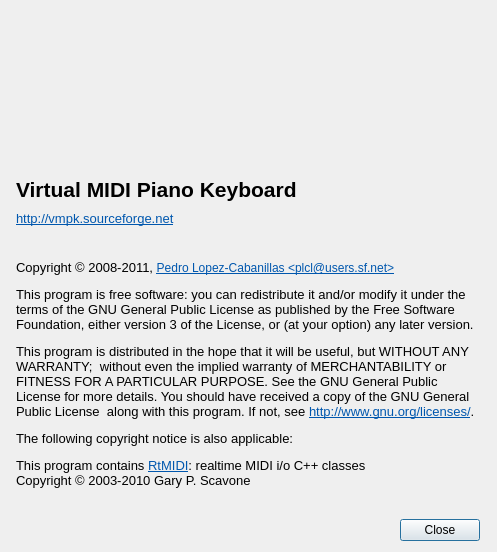
Before: the Qt Designer form trunk/src/about.ui in svn2github/vmpk, drawn with Qt 5.
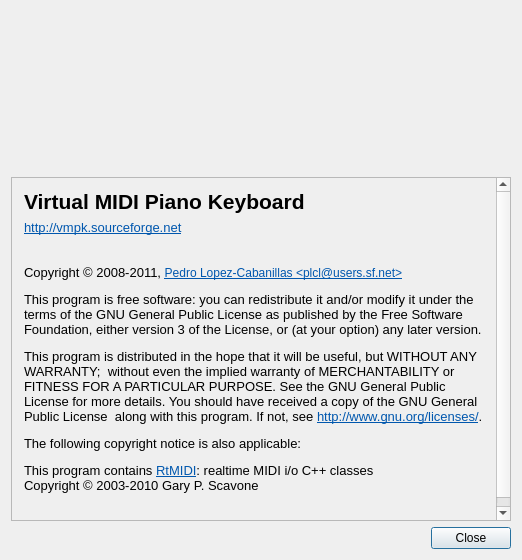
After: the same form once the commit is applied. Icons and pictures are not drawn.

Patch:
```diff
--- a/trunk/src/about.ui
+++ b/trunk/src/about.ui
@@ -23,8 +23,8 @@
    <rect>
     <x>0</x>
     <y>0</y>
-    <width>497</width>
-    <height>552</height>
+    <width>512</width>
+    <height>560</height>
    </rect>
   </property>
   <property name="windowTitle">
@@ -34,8 +34,13 @@
    <iconset resource="../data/vmpk.qrc">
     <normaloff>:/vpiano/vmpk_32x32.png</normaloff>:/vpiano/vmpk_32x32.png</iconset>
   </property>
-  <layout class="QGridLayout">
-   <item row="0" column="0">
+  <layout class="QVBoxLayout" name="verticalLayout">
+   <item>
+    <layout class="QHBoxLayout" name="horizontalLayout">
+     <property name="sizeConstraint">
+      <enum>QLayout::SetMinimumSize</enum>
+     </property>
+     <item>
     <widget class="QLabel" name="labelIcon">
      <property name="sizePolicy">
       <sizepolicy hsizetype="Fixed" vsizetype="Fixed">
@@ -72,17 +77,17 @@
      </property>
     </widget>
    </item>
-   <item row="0" column="1">
+     <item>
     <widget class="QLabel" name="labelVersion">
      <property name="sizePolicy">
-      <sizepolicy hsizetype="Fixed" vsizetype="Fixed">
+        <sizepolicy hsizetype="Expanding" vsizetype="Fixed">
        <horstretch>0</horstretch>
        <verstretch>0</verstretch>
       </sizepolicy>
      </property>
      <property name="minimumSize">
       <size>
-       <width>260</width>
+         <width>280</width>
        <height>160</height>
       </size>
      </property>
@@ -100,7 +105,30 @@
      </property>
     </widget>
    </item>
-   <item row="1" column="0" colspan="2">
+    </layout>
+   </item>
+   <item>
+    <widget class="QScrollArea" name="scrollArea">
+     <property name="minimumSize">
+      <size>
+       <width>500</width>
+       <height>0</height>
+      </size>
+     </property>
+     <property name="widgetResizable">
+      <bool>true</bool>
+     </property>
+     <widget class="QWidget" name="scrollAreaWidgetContents">
+      <property name="geometry">
+       <rect>
+        <x>0</x>
+        <y>0</y>
+        <width>496</width>
+        <height>343</height>
+       </rect>
+      </property>
+      <layout class="QGridLayout" name="gridLayout">
+       <item row="0" column="0">
     <widget class="QLabel" name="labelName">
      <property name="text">
       <string>&lt;!DOCTYPE HTML PUBLIC &quot;-//W3C//DTD HTML 4.0//EN&quot; &quot;http://www.w3.org/TR/REC-html40/strict.dtd&quot;&gt;
@@ -111,7 +139,21 @@
      </property>
     </widget>
    </item>
-   <item row="3" column="0" colspan="2">
+       <item row="1" column="0">
+        <widget class="QLabel" name="label">
+         <property name="text">
+          <string>&lt;!DOCTYPE HTML PUBLIC &quot;-//W3C//DTD HTML 4.0//EN&quot; &quot;http://www.w3.org/TR/REC-html40/strict.dtd&quot;&gt;
+&lt;html&gt;&lt;head&gt;&lt;meta name=&quot;qrichtext&quot; content=&quot;1&quot; /&gt;&lt;style type=&quot;text/css&quot;&gt;
+p, li { white-space: pre-wrap; }
+&lt;/style&gt;&lt;/head&gt;&lt;body style=&quot; font-family:'Sans Serif'; font-size:10pt; font-weight:400; font-style:normal;&quot;&gt;
+&lt;p style=&quot; margin-top:0px; margin-bottom:0px; margin-left:0px; margin-right:0px; -qt-block-indent:0; text-indent:0px;&quot;&gt;&lt;a href=&quot;http://vmpk.sourceforge.net&quot;&gt;&lt;span style=&quot; text-decoration: underline; color:#0057ae;&quot;&gt;http://vmpk.sourceforge.net&lt;/span&gt;&lt;/a&gt;&lt;/p&gt;&lt;/body&gt;&lt;/html&gt;</string>
+         </property>
+         <property name="openExternalLinks">
+          <bool>true</bool>
+         </property>
+        </widget>
+       </item>
+       <item row="2" column="0">
     <widget class="QLabel" name="labelCopyright">
      <property name="sizePolicy">
       <sizepolicy hsizetype="Fixed" vsizetype="Fixed">
@@ -147,27 +189,17 @@
      </property>
     </widget>
    </item>
-   <item row="4" column="0" colspan="2">
+      </layout>
+     </widget>
+    </widget>
+   </item>
+   <item>
     <widget class="QDialogButtonBox" name="buttonBox">
      <property name="standardButtons">
       <set>QDialogButtonBox::Close</set>
      </property>
     </widget>
    </item>
-   <item row="2" column="0">
-    <widget class="QLabel" name="label">
-     <property name="text">
-      <string>&lt;!DOCTYPE HTML PUBLIC &quot;-//W3C//DTD HTML 4.0//EN&quot; &quot;http://www.w3.org/TR/REC-html40/strict.dtd&quot;&gt;
-&lt;html&gt;&lt;head&gt;&lt;meta name=&quot;qrichtext&quot; content=&quot;1&quot; /&gt;&lt;style type=&quot;text/css&quot;&gt;
-p, li { white-space: pre-wrap; }
-&lt;/style&gt;&lt;/head&gt;&lt;body style=&quot; font-family:'Sans Serif'; font-size:10pt; font-weight:400; font-style:normal;&quot;&gt;
-&lt;p style=&quot; margin-top:0px; margin-bottom:0px; margin-left:0px; margin-right:0px; -qt-block-indent:0; text-indent:0px;&quot;&gt;&lt;a href=&quot;http://vmpk.sourceforge.net&quot;&gt;&lt;span style=&quot; text-decoration: underline; color:#0057ae;&quot;&gt;http://vmpk.sourceforge.net&lt;/span&gt;&lt;/a&gt;&lt;/p&gt;&lt;/body&gt;&lt;/html&gt;</string>
-     </property>
-     <property name="openExternalLinks">
-      <bool>true</bool>
-     </property>
-    </widget>
-   </item>
   </layout>
  </widget>
  <layoutdefault spacing="6" margin="11"/>
```
Lines whose indentation alone changed are shown as unchanged.
